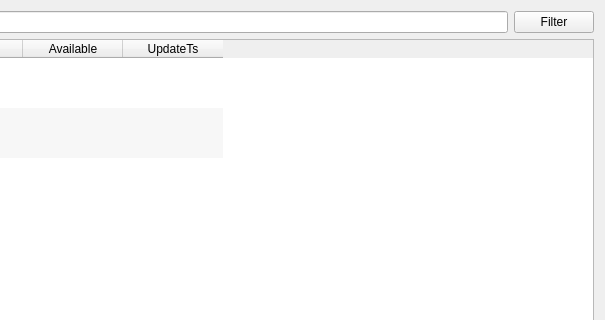
This is app/views/templates/ManageStock.ui in rondalefloyd/mts-pos as Qt 5 draws it before an edit; both pictures show x 389 to 994 and y 0 to 320 of the 994 by 699 pixel window. The edited form follows.
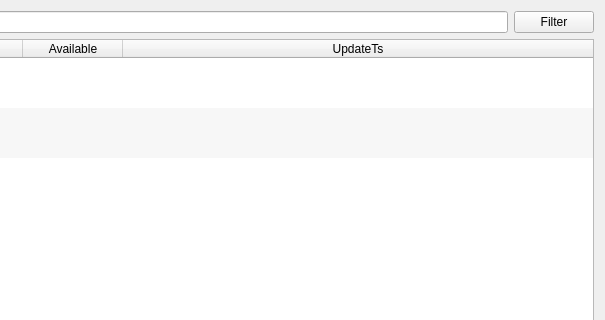
This is the edited form.

What changed in the file:
```diff
--- a/app/views/templates/ManageStock.ui
+++ b/app/views/templates/ManageStock.ui
@@ -60,7 +60,7 @@
         <bool>false</bool>
        </property>
        <attribute name="horizontalHeaderStretchLastSection">
-        <bool>false</bool>
+        <bool>true</bool>
        </attribute>
        <attribute name="verticalHeaderVisible">
         <bool>false</bool>
```
